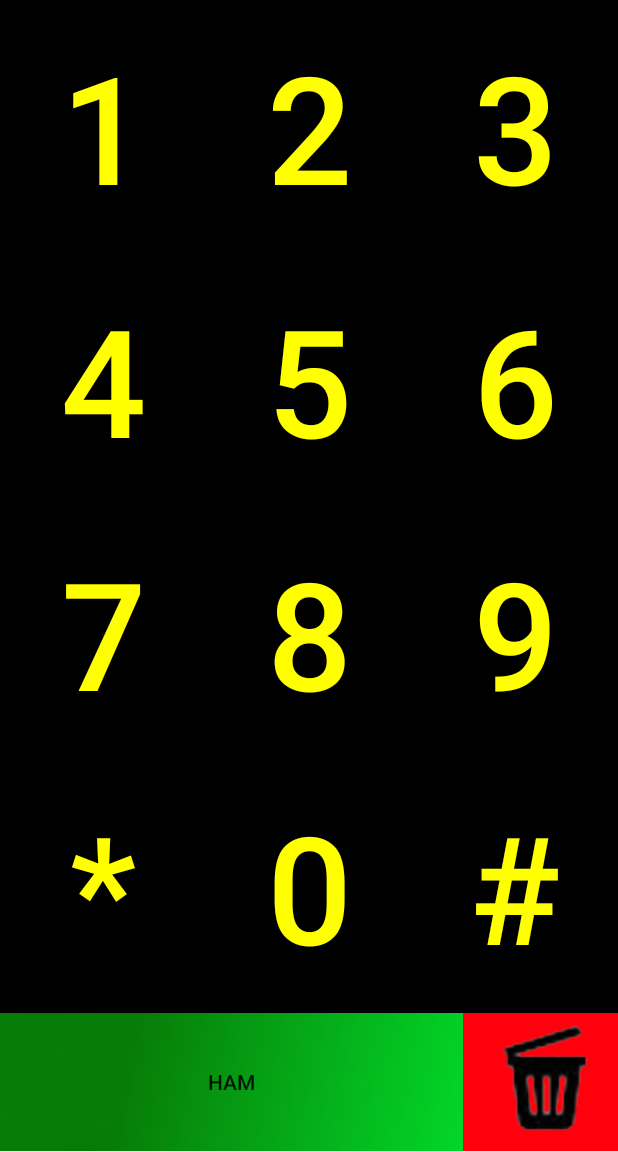
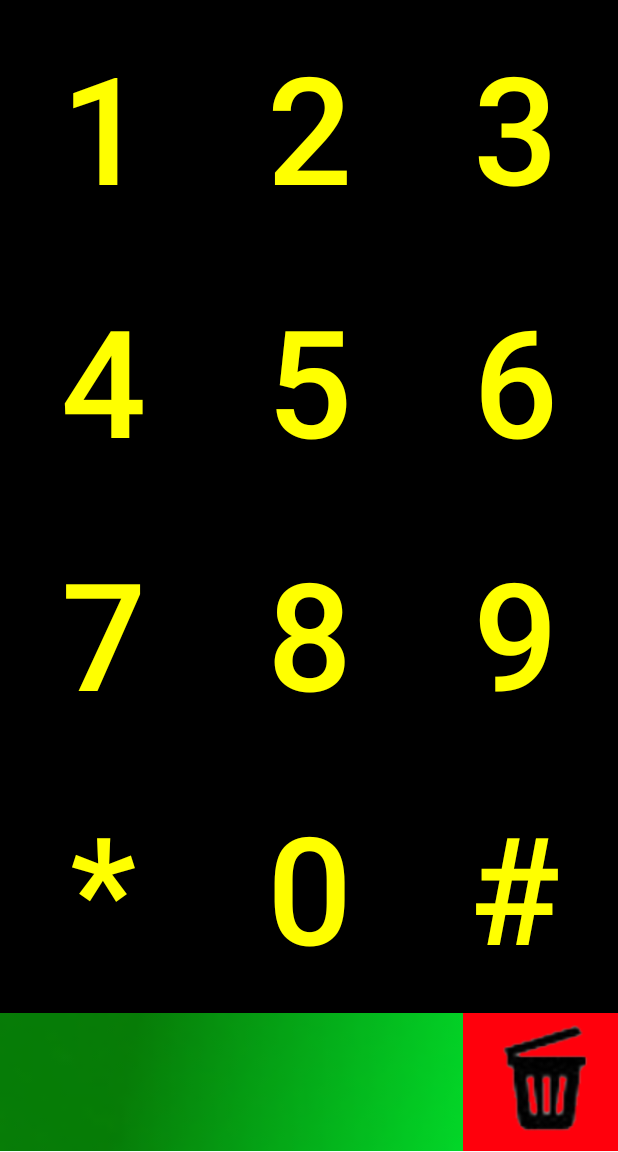
Before and after one commit to Ralem-Productions/EZChat, an Android app: the screen it shows after launch (MainActivity), on a phone screen of 412 x 824 dp, the part 84-1236 px from its top. Run offline under Robolectric (Android 15) with nearby library versions, the phone set to English and light mode, and no system bars.

Commit message:
button on click names xml

```diff
--- a/app/src/main/res/layout/activity_main.xml
+++ b/app/src/main/res/layout/activity_main.xml
@@ -192,7 +192,7 @@
             android:layout_height="fill_parent"
             android:layout_weight="1.5"
             android:onClick="ButtonCall"
-            android:text="ham"
+            android:text=""
             android:id="@+id/call"
 
            />
```
